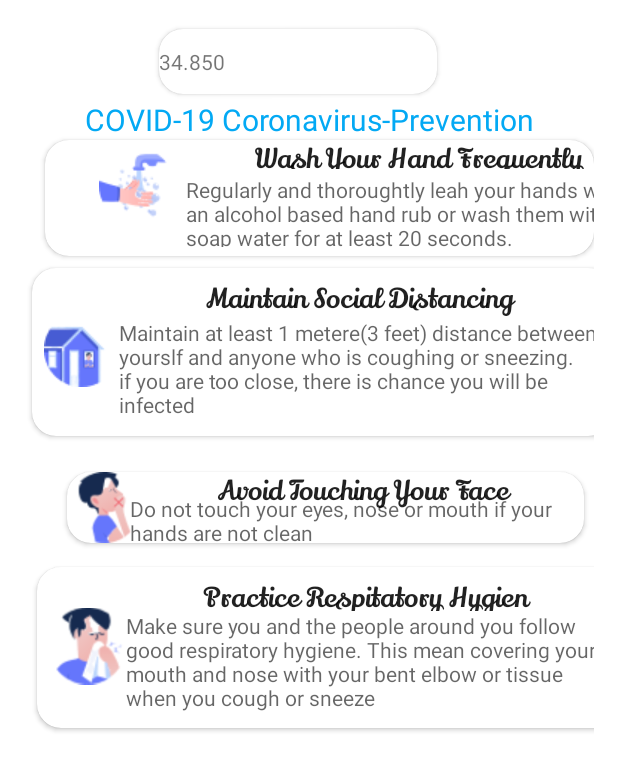
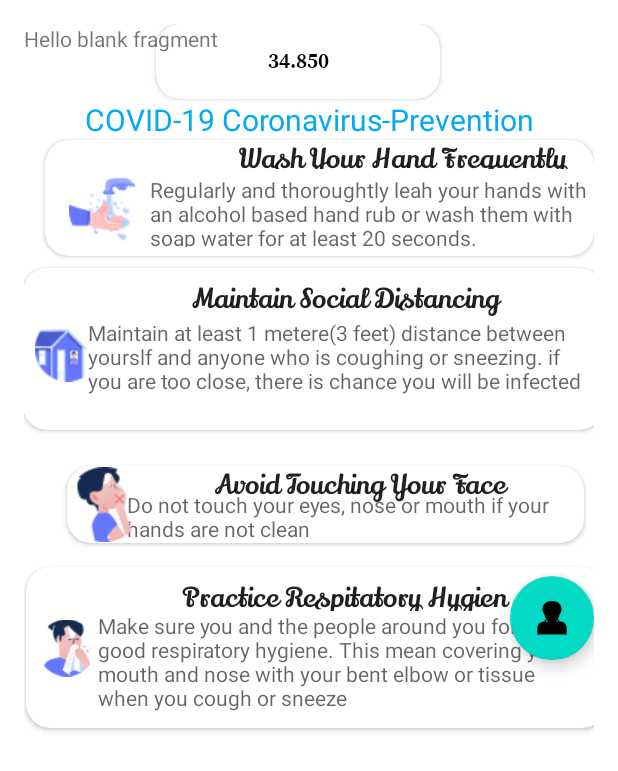
Before and after one commit to KSIH-project/KSIH-Covid19-App, an Android app: the layout prevention_bottom_sheet.xml on its own in the app's theme, with its tools: preview values and no code run, on a phone screen of 412 x 824 dp. Shown: the top 771 px of the screen. Run offline under Robolectric (Android 15) with nearby library versions, the phone set to English and light mode, and no system bars; Roboto replaces fonts that are not available here.

Commit message:
TASK FEATURE/SYMPTOMS:symptoms

```diff
--- /dev/null
+++ b/app/src/main/java/com/android/ksih_covid_19_app/ui/symptoms/SymptomsFragment.kt
@@ -0,0 +1,24 @@
+package com.android.ksih_covid_19_app.ui.symptoms
+
+import android.os.Bundle
+import androidx.fragment.app.Fragment
+import android.view.LayoutInflater
+import android.view.View
+import android.view.ViewGroup
+
+import com.android.ksih_covid_19_app.R
+
+/**
+ * A simple [Fragment] subclass.
+ */
+class SymptomsFragment : Fragment() {
+
+    override fun onCreateView(
+        inflater: LayoutInflater, container: ViewGroup?,
+        savedInstanceState: Bundle?
+    ): View? {
+        // Inflate the layout for this fragment
+        return inflater.inflate(R.layout.fragment_symptoms, container, false)
+    }
+
+}
--- /dev/null
+++ b/app/src/main/res/layout/fragment_symptoms.xml
@@ -0,0 +1,14 @@
+<?xml version="1.0" encoding="utf-8"?>
+<androidx.coordinatorlayout.widget.CoordinatorLayout xmlns:android="http://schemas.android.com/apk/res/android"
+    xmlns:tools="http://schemas.android.com/tools"
+    android:layout_width="match_parent"
+    android:layout_height="match_parent"
+    tools:context=".ui.symptoms.SymptomsFragment">
+
+    <!-- TODO: Update blank fragment layout -->
+    <TextView
+        android:layout_width="match_parent"
+        android:layout_height="match_parent"
+        android:text="@string/hello_blank_fragment" />
+
+</androidx.coordinatorlayout.widget.CoordinatorLayout>
--- /dev/null
+++ b/app/src/main/res/layout/item_symptoms_list.xml
@@ -0,0 +1,6 @@
+<?xml version="1.0" encoding="utf-8"?>
+<androidx.constraintlayout.widget.ConstraintLayout xmlns:android="http://schemas.android.com/apk/res/android"
+    android:layout_width="match_parent"
+    android:layout_height="match_parent">
+
+</androidx.constraintlayout.widget.ConstraintLayout>
--- a/app/src/main/res/layout/prevention_bottom_sheet.xml
+++ b/app/src/main/res/layout/prevention_bottom_sheet.xml
@@ -1,5 +1,5 @@
 <?xml version="1.0" encoding="utf-8"?>
-<androidx.constraintlayout.widget.ConstraintLayout xmlns:android="http://schemas.android.com/apk/res/android"
+<androidx.coordinatorlayout.widget.CoordinatorLayout xmlns:android="http://schemas.android.com/apk/res/android"
     xmlns:app="http://schemas.android.com/apk/res-auto"
     xmlns:tools="http://schemas.android.com/tools"
     android:id="@+id/prevention_bottom_sheet"
@@ -11,7 +11,11 @@
     app:behavior_peekHeight="0dp"
     app:layout_behavior="@string/bottom_sheet_behavior">
 
-    <com.google.android.material.card.MaterialCardView
+    <androidx.constraintlayout.widget.ConstraintLayout
+        android:layout_width="match_parent"
+        android:layout_height="match_parent">
+
+        <androidx.cardview.widget.CardView
         android:id="@+id/cardView1"
         android:layout_width="189dp"
         android:layout_height="50dp"
@@ -20,7 +24,7 @@
         app:cardElevation="2dp"
         app:cardMaxElevation="2dp"
         app:cardPreventCornerOverlap="false"
-        app:cardUseCompatPadding="true"
+            app:cardUseCompatPadding="false"
         app:layout_constraintEnd_toEndOf="parent"
         app:layout_constraintHorizontal_bias="0.0"
         app:layout_constraintStart_toStartOf="parent"
@@ -31,16 +35,19 @@
             android:layout_height="match_parent">
 
             <TextView
-                android:id="@+id/textView10"
+                android:id="@+id/textView8"
                 android:layout_width="0dp"
                 android:layout_height="wrap_content"
+                android:fontFamily="@font/source_serif_pro_bold"
+                android:gravity="center"
+                android:text="34.850"
+                android:textColor="#000000"
                 app:layout_constraintBottom_toBottomOf="parent"
                 app:layout_constraintEnd_toEndOf="parent"
                 app:layout_constraintStart_toStartOf="parent"
-                app:layout_constraintTop_toTopOf="parent"
-                tools:text="34.850" />
+                app:layout_constraintTop_toTopOf="parent" />
         </androidx.constraintlayout.widget.ConstraintLayout>
-    </com.google.android.material.card.MaterialCardView>
+        </androidx.cardview.widget.CardView>
 
     <androidx.cardview.widget.CardView
         android:id="@+id/cardView2"
@@ -79,7 +86,7 @@
                 android:id="@+id/textView3"
                 android:layout_width="295dp"
                 android:layout_height="48dp"
-                android:layout_marginStart="8dp"
+                android:layout_marginStart="4dp"
                 android:layout_marginTop="4dp"
                 android:fontFamily="@font/salsa"
                 android:text="Regularly and thoroughtly leah your hands with an alcohol based hand rub or wash them with soap water for at least 20 seconds."
@@ -96,8 +103,7 @@
                 android:id="@+id/imageView3"
                 android:layout_width="wrap_content"
                 android:layout_height="wrap_content"
-                android:layout_marginStart="36dp"
-                android:layout_marginBottom="16dp"
+                android:layout_marginStart="16dp"
                 app:layout_constraintBottom_toBottomOf="parent"
                 app:layout_constraintStart_toStartOf="parent"
                 app:srcCompat="@drawable/wash_hands" />
@@ -108,8 +114,8 @@
         <androidx.cardview.widget.CardView
             android:id="@+id/cardView3"
             android:layout_width="401dp"
-        android:layout_height="128dp"
-        android:layout_marginStart="16dp"
+            android:layout_height="124dp"
+            android:layout_marginStart="4dp"
             app:cardCornerRadius="16dp"
             app:cardElevation="2dp"
             app:cardUseCompatPadding="true"
@@ -139,8 +145,8 @@
 
                 <ImageView
                     android:id="@+id/imageView4"
-                android:layout_width="wrap_content"
-                android:layout_height="wrap_content"
+                    android:layout_width="43dp"
+                    android:layout_height="48dp"
                     app:layout_constraintBottom_toBottomOf="parent"
                     app:layout_constraintStart_toStartOf="parent"
                     app:layout_constraintTop_toTopOf="parent"
@@ -148,17 +154,18 @@
 
                 <TextView
                     android:id="@+id/textView2"
-                android:layout_width="0dp"
-                android:layout_height="wrap_content"
+                    android:layout_width="335dp"
+                    android:layout_height="75dp"
                     android:fontFamily="@font/salsa"
                     android:text="Maintain at least 1 metere(3 feet) distance between yourslf and anyone who is coughing or sneezing. if you are too close, there is chance you will be infected"
                     android:textAppearance="@style/TextAppearance.AppCompat.Medium"
                     android:textSize="14dp"
                     app:layout_constraintBottom_toBottomOf="parent"
                     app:layout_constraintEnd_toEndOf="parent"
-                app:layout_constraintHorizontal_bias="0.49"
+                    app:layout_constraintHorizontal_bias="1.0"
                     app:layout_constraintStart_toEndOf="@+id/imageView4"
-                app:layout_constraintTop_toBottomOf="@+id/textView" />
+                    app:layout_constraintTop_toBottomOf="@+id/textView"
+                    app:layout_constraintVertical_bias="0.0" />
 
             </androidx.constraintlayout.widget.ConstraintLayout>
         </androidx.cardview.widget.CardView>
@@ -166,7 +173,7 @@
     <androidx.cardview.widget.CardView
         android:id="@+id/cardView4"
         android:layout_width="359dp"
-        android:layout_height="63dp"
+        android:layout_height="67dp"
         android:layout_marginStart="24dp"
         android:layout_marginTop="8dp"
         app:cardCornerRadius="16dp"
@@ -178,7 +185,7 @@
         app:layout_constraintTop_toBottomOf="@+id/cardView3">
 
         <androidx.constraintlayout.widget.ConstraintLayout
-            android:layout_width="match_parent"
+            android:layout_width="341dp"
             android:layout_height="wrap_content">
 
             <TextView
@@ -241,7 +248,7 @@
             android:id="@+id/CardView5"
             android:layout_width="401dp"
             android:layout_height="123dp"
-        android:layout_marginStart="24dp"
+            android:layout_marginStart="8dp"
             app:cardCornerRadius="16dp"
             app:cardElevation="2dp"
             app:cardUseCompatPadding="true"
@@ -260,7 +267,7 @@
 
                 <ImageView
                     android:id="@+id/imageView5"
-                android:layout_width="51dp"
+                    android:layout_width="38dp"
                     android:layout_height="56dp"
                     android:src="@drawable/respiratory_hygiene"
                     app:layout_constraintBottom_toBottomOf="parent"
@@ -282,19 +289,34 @@
 
                 <TextView
                     android:id="@+id/textView7"
-                android:layout_width="0dp"
-                android:layout_height="wrap_content"
+                    android:layout_width="326dp"
+                    android:layout_height="89dp"
                     android:fontFamily="@font/salsa"
                     android:text="Make sure you and the people around you follow good respiratory hygiene. This mean covering your mouth and nose with your bent elbow or tissue when you cough or sneeze"
                     android:textAppearance="@style/TextAppearance.AppCompat.Medium"
                     android:textSize="14dp"
                     app:layout_constraintBottom_toBottomOf="parent"
                     app:layout_constraintEnd_toEndOf="parent"
-                app:layout_constraintHorizontal_bias="0.0"
+                    app:layout_constraintHorizontal_bias="0.333"
                     app:layout_constraintStart_toEndOf="@+id/imageView5"
                     app:layout_constraintTop_toBottomOf="@+id/textView6"
                     app:layout_constraintVertical_bias="0.0" />
             </androidx.constraintlayout.widget.ConstraintLayout>
         </androidx.cardview.widget.CardView>
+    </androidx.constraintlayout.widget.ConstraintLayout>
 
-</androidx.constraintlayout.widget.ConstraintLayout>
+    <com.google.android.material.floatingactionbutton.FloatingActionButton
+        android:id="@+id/floatingActionButton2"
+        android:layout_width="wrap_content"
+        android:layout_height="wrap_content"
+        android:layout_gravity="right|center"
+        android:clickable="true"
+        android:focusable="true"
+        android:src="@drawable/ic_doctor"
+        app:layout_behavior="com.google.android.material.appbar.AppBarLayout$ScrollingViewBehavior"
+        tools:layout_editor_absoluteX="355dp"
+        tools:layout_editor_absoluteY="675dp" />
+
+    <include layout="@layout/fragment_symptoms" />
+
+</androidx.coordinatorlayout.widget.CoordinatorLayout>
```
Also changed, not shown: 158 other files. Lines whose indentation alone changed are shown as unchanged.
